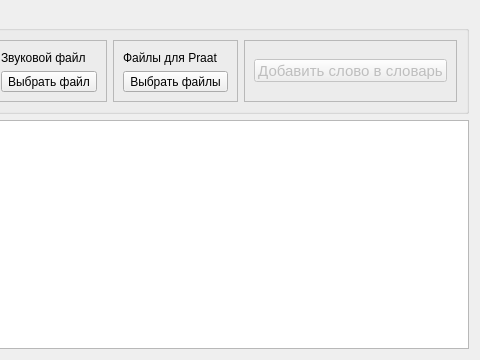
al-indigo/Dialeqt, file tabcontents.ui: the form before one commit; both pictures show x 522 to 1002 and y 0 to 360 of the 1002 by 360 pixel window.
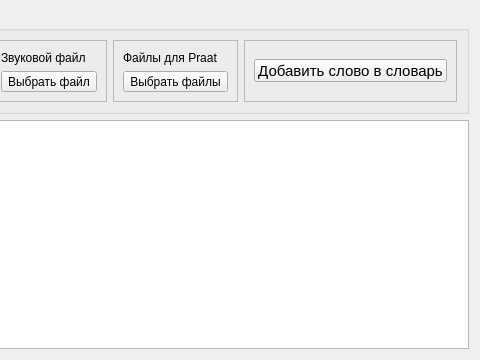
The form after the commit.

```diff
--- a/tabcontents.ui
+++ b/tabcontents.ui
@@ -234,6 +234,9 @@
       </item>
       <item>
        <widget class="QFrame" name="frameSubmit">
+        <property name="enabled">
+         <bool>true</bool>
+        </property>
         <property name="sizePolicy">
          <sizepolicy hsizetype="Fixed" vsizetype="Preferred">
           <horstretch>0</horstretch>
@@ -250,7 +253,7 @@
          <item alignment="Qt::AlignHCenter|Qt::AlignVCenter">
           <widget class="QPushButton" name="submitButton">
            <property name="enabled">
-            <bool>false</bool>
+            <bool>true</bool>
            </property>
            <property name="sizePolicy">
             <sizepolicy hsizetype="Minimum" vsizetype="Fixed">
@@ -274,6 +277,9 @@
            <property name="text">
             <string>Добавить слово в словарь</string>
            </property>
+           <property name="checkable">
+            <bool>false</bool>
+           </property>
            <property name="autoDefault">
             <bool>false</bool>
            </property>
```
Left out of the diff: 5 changed lines with no effect on the pictures.
